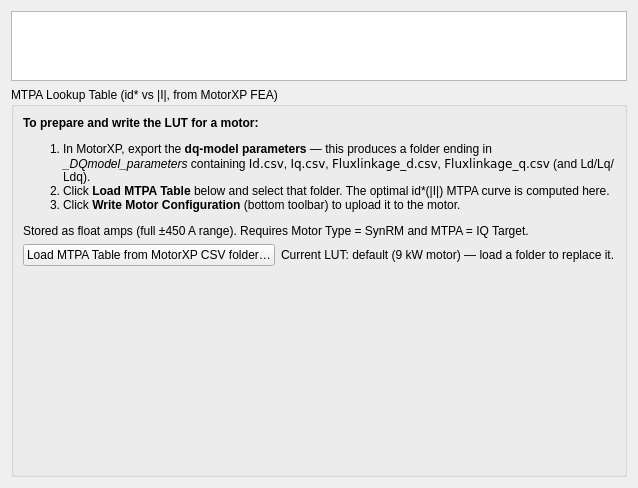
Above: pages/pagesynrm.ui from gowrav/vesc_tool before the change. Below: the same form after it.
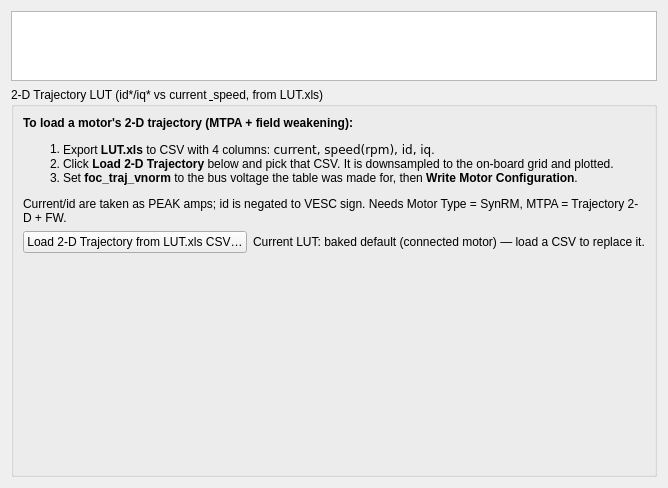
That is the form after the change. Custom widgets are drawn as their Qt base class.

Commit message:
synrm_v3 3.3.2A+: 12x10 trajectory params + CSV loader for LUT.xls
- parameters_mcconf.xml: remove the 33 foc_mtpa_lut__N (+imax); grow
  foc_traj_lut to 120 params. Signature -> 2985828419 (matches bldc).
- PageSynrm: replace the MotorXP MTPA loader with a 2-D trajectory loader.
  "Load 2-D Trajectory from LUT.xls CSV" reads a 4-column CSV
  (current, speed, id, iq), downsamples to the 12x10 grid (id taken as PEAK,
  negated to VESC sign), writes foc_traj_lut__N + foc_traj_imax/nmax, and
  plots id*(|I|) at 0 / mid / top speed (shows MTPA + field weakening).

Builds clean (arm64).

What changed in the file:
```diff
--- a/pages/pagesynrm.ui
+++ b/pages/pagesynrm.ui
@@ -20,7 +20,7 @@
    <item>
     <widget class="QGroupBox" name="mtpaGroup">
      <property name="title">
-      <string>MTPA Lookup Table (id* vs |I|, from MotorXP FEA)</string>
+      <string>2-D Trajectory LUT (id*/iq* vs current &amp; speed, from LUT.xls)</string>
      </property>
      <layout class="QVBoxLayout" name="mtpaGroupLayout">
       <item>
@@ -32,7 +32,7 @@
          <bool>true</bool>
         </property>
         <property name="text">
-         <string>&lt;b&gt;To prepare and write the LUT for a motor:&lt;/b&gt;&lt;ol&gt;&lt;li&gt;In MotorXP, export the &lt;b&gt;dq-model parameters&lt;/b&gt; — this produces a folder ending in &lt;i&gt;_DQmodel_parameters&lt;/i&gt; containing &lt;tt&gt;Id.csv&lt;/tt&gt;, &lt;tt&gt;Iq.csv&lt;/tt&gt;, &lt;tt&gt;Fluxlinkage_d.csv&lt;/tt&gt;, &lt;tt&gt;Fluxlinkage_q.csv&lt;/tt&gt; (and Ld/Lq/Ldq).&lt;/li&gt;&lt;li&gt;Click &lt;b&gt;Load MTPA Table&lt;/b&gt; below and select that folder. The optimal id*(|I|) MTPA curve is computed here.&lt;/li&gt;&lt;li&gt;Click &lt;b&gt;Write Motor Configuration&lt;/b&gt; (bottom toolbar) to upload it to the motor.&lt;/li&gt;&lt;/ol&gt;Stored as float amps (full ±450 A range). Requires Motor Type = SynRM and MTPA = IQ Target.</string>
+         <string>&lt;b&gt;To load a motor's 2-D trajectory (MTPA + field weakening):&lt;/b&gt;&lt;ol&gt;&lt;li&gt;Export &lt;b&gt;LUT.xls&lt;/b&gt; to CSV with 4 columns: &lt;tt&gt;current, speed(rpm), id, iq&lt;/tt&gt;.&lt;/li&gt;&lt;li&gt;Click &lt;b&gt;Load 2-D Trajectory&lt;/b&gt; below and pick that CSV. It is downsampled to the on-board grid and plotted.&lt;/li&gt;&lt;li&gt;Set &lt;b&gt;foc_traj_vnorm&lt;/b&gt; to the bus voltage the table was made for, then &lt;b&gt;Write Motor Configuration&lt;/b&gt;.&lt;/li&gt;&lt;/ol&gt;Current/id are taken as PEAK amps; id is negated to VESC sign. Needs Motor Type = SynRM, MTPA = Trajectory 2-D + FW.</string>
         </property>
        </widget>
       </item>
@@ -41,7 +41,7 @@
         <item>
          <widget class="QPushButton" name="loadMtpaButton">
           <property name="text">
-           <string>Load MTPA Table from MotorXP CSV folder…</string>
+           <string>Load 2-D Trajectory from LUT.xls CSV…</string>
           </property>
           <property name="toolTip">
            <string>Select a MotorXP _DQmodel_parameters folder (Id.csv, Iq.csv, Fluxlinkage_d.csv, Fluxlinkage_q.csv). The MTPA id*(|I|) locus is computed here and written into the SynRM MTPA lookup table. Then Write Motor Configuration to upload it.</string>
@@ -51,7 +51,7 @@
         <item>
          <widget class="QLabel" name="mtpaInfoLabel">
           <property name="text">
-           <string>Current LUT: default (9 kW motor) — load a folder to replace it.</string>
+           <string>Current LUT: baked default (connected motor) — load a CSV to replace it.</string>
           </property>
          </widget>
         </item>
```
The commit also changes 3 other files.
